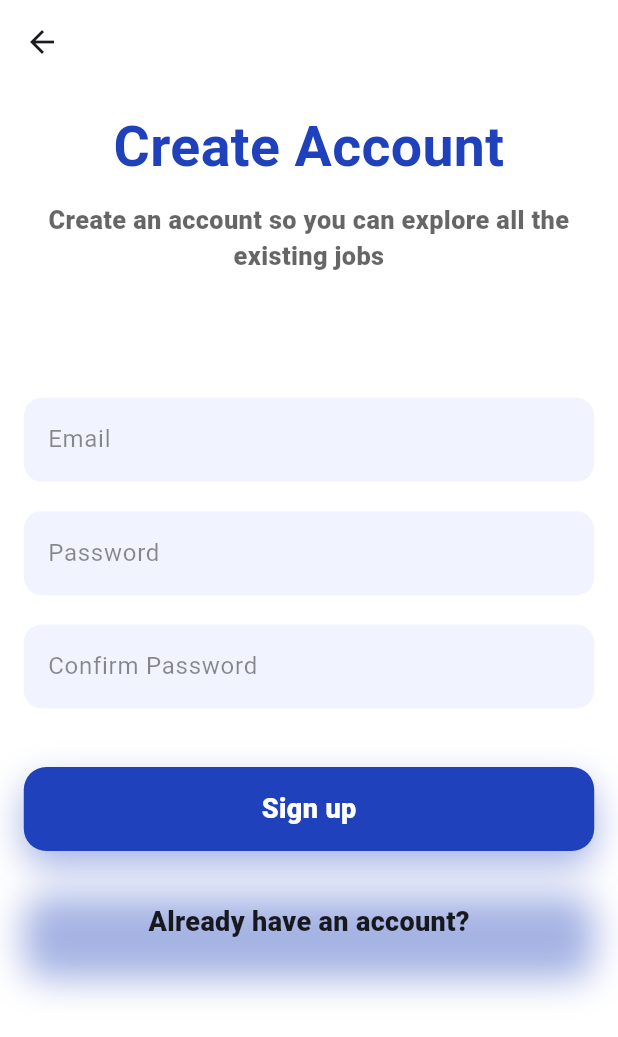
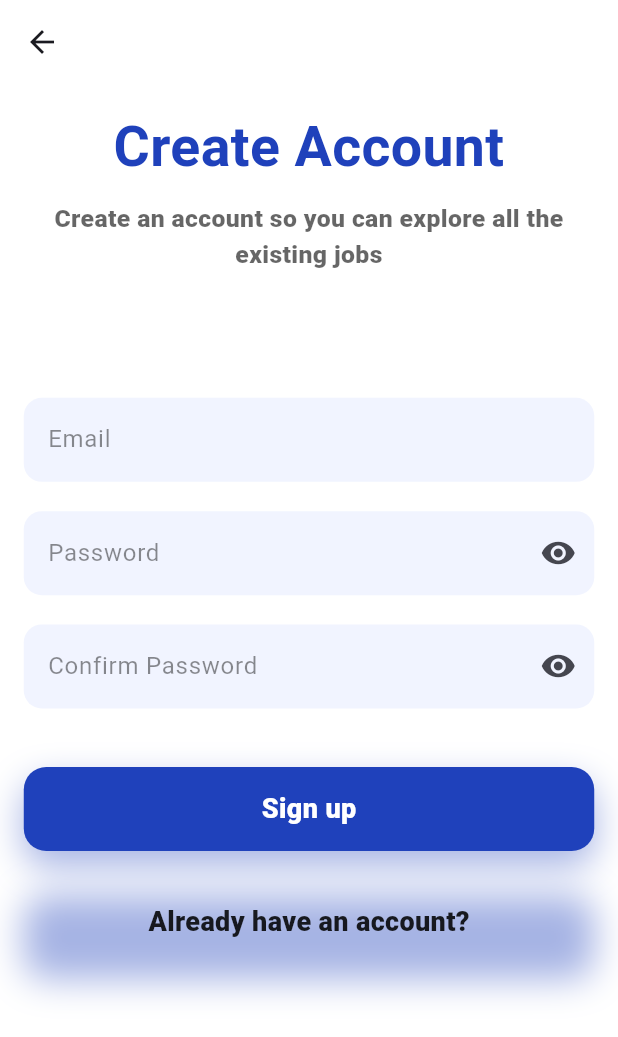
Before and after one commit to Ahmad61-6/firebase-ecom, a Flutter app: the screen it shows after launch, after a tap on "Register", on a phone screen of 412 x 824 dp. Shown: the top 1037 px of the screen. Run offline on Flutter 3.47's test engine with Material 3 defaults, Android fonts, the phone set to English and light mode, and no system bars; our stand-ins replace firebase_core, get; accounts and stored records are empty; generated files the repository leaves out were written again.

Commit message:
authentication screen ui complete

```diff
--- a/lib/app/asset_paths.dart
+++ b/lib/app/asset_paths.dart
@@ -2,4 +2,5 @@ class AssetPaths {
   static const String _imageUrl = "assets/images";
 
   static const String welcomeScreenImage = "$_imageUrl/welcome_screen.png";
+  static const String blankProfileImage = "$_imageUrl/blank_profile.png";
 }
--- a/lib/app/constants.dart
+++ b/lib/app/constants.dart
@@ -11,4 +11,8 @@ class AppConstants {
   static const String registerScreenText1 = "Create Account";
   static const String registerScreenText2 =
       "Create an account so you can explore all the existing jobs";
+
+  static const String profileSetupScreenText1 = "Profile Setup";
+  static const String profileSetupScreenText2 =
+      "Please fill be below details to complete your profile.";
 }
--- a/lib/core/bindings/controller_binder.dart
+++ b/lib/core/bindings/controller_binder.dart
@@ -1,3 +1,4 @@
+import 'package:firebase_ecom/features/auth/ui/controller/register_screen_controller.dart';
 import 'package:get/get.dart';
 
 import '../../features/auth/ui/controller/login_screen_controller.dart';
@@ -7,5 +8,6 @@ class ControllerBinder extends Bindings {
   void dependencies() {
     // TODO: implement dependencies
     Get.put<LoginScreenController>(LoginScreenController());
+    Get.put<RegisterScreenController>(RegisterScreenController());
   }
 }
--- /dev/null
+++ b/lib/features/auth/ui/controller/profile_setup_screen_controller.dart
@@ -0,0 +1,3 @@
+import 'package:get/get.dart';
+
+class ProfileSetupScreenController extends GetxController {}
--- /dev/null
+++ b/lib/features/auth/ui/controller/register_screen_controller.dart
@@ -0,0 +1,19 @@
+import 'package:get/get.dart';
+
+class RegisterScreenController extends GetxController {
+  final RxBool _isPasswordVisibleField_1 = true.obs;
+
+  RxBool get isPasswordVisibleField_1 => _isPasswordVisibleField_1;
+
+  final RxBool _isPasswordVisibleField_2 = true.obs;
+
+  RxBool get isPasswordVisibleField_2 => _isPasswordVisibleField_2;
+
+  void togglePasswordVisibility(int fieldNumber) {
+    if (fieldNumber == 1) {
+      _isPasswordVisibleField_1.value = !_isPasswordVisibleField_1.value;
+    } else {
+      _isPasswordVisibleField_2.value = !_isPasswordVisibleField_2.value;
+    }
+  }
+}
--- a/lib/features/auth/ui/screens/login_screen.dart
+++ b/lib/features/auth/ui/screens/login_screen.dart
@@ -34,10 +34,10 @@ class _LoginScreenState extends State<LoginScreen> {
             child: Column(
               mainAxisAlignment: MainAxisAlignment.spaceBetween,
               children: [
-                const CustomTitleAndSubtitle(
+                CustomTitleAndSubtitle(
                   title: AppConstants.loginScreenText1,
                   subtitle: AppConstants.loginScreenText2,
-                  subfontSize: 20,
+                  subfontSize: 20.h,
                   subfontWight: FontWeight.w800,
                 ),
 
--- a/lib/features/auth/ui/screens/register_screen.dart
+++ b/lib/features/auth/ui/screens/register_screen.dart
@@ -1,8 +1,12 @@
 import 'package:firebase_ecom/core/utils/device/size_utils.dart';
+import 'package:firebase_ecom/features/auth/ui/screens/login_screen.dart';
+import 'package:firebase_ecom/features/auth/ui/screens/profile_setup_screen.dart';
 import 'package:flutter/material.dart';
+import 'package:get/get.dart';
 
 import '../../../../app/constants.dart';
 import '../../../../core/utils/device/device_utility.dart';
+import '../controller/register_screen_controller.dart';
 import '../widgets/custom_app_bar.dart';
 import '../widgets/custom_button_widget.dart' show CustomButtonWidget;
 import '../widgets/custom_title_subtitle.dart';
@@ -16,6 +20,8 @@ class RegisterScreen extends StatefulWidget {
 }
 
 class _RegisterScreenState extends State<RegisterScreen> {
+  final controller = Get.find<RegisterScreenController>();
+
   @override
   Widget build(BuildContext context) {
     return GestureDetector(
@@ -28,14 +34,15 @@ class _RegisterScreenState extends State<RegisterScreen> {
             child: Column(
               mainAxisAlignment: MainAxisAlignment.spaceBetween,
               children: [
-                const CustomTitleAndSubtitle(
+                CustomTitleAndSubtitle(
                   title: AppConstants.registerScreenText1,
                   subtitle: AppConstants.registerScreenText2,
-                  subfontSize: 16,
+                  subfontSize: 16.h,
                   subfontWight: FontWeight.w800,
                 ),
 
-                Column(
+                Obx(
+                  () => Column(
                     children: [
                       TextFormField(
                         decoration: const InputDecoration(
@@ -45,31 +52,55 @@ class _RegisterScreenState extends State<RegisterScreen> {
                       ),
                       SizedBox(height: 20.h),
                       TextFormField(
-                      obscureText: true,
-                      decoration: const InputDecoration(
+                        obscureText: controller.isPasswordVisibleField_1.value,
+                        decoration: InputDecoration(
+                          suffixIcon: IconButton(
+                            onPressed: () {
+                              controller.togglePasswordVisibility(1);
+                            },
+                            icon: Icon(
+                              controller.isPasswordVisibleField_1.value
+                                  ? Icons.visibility
+                                  : Icons.visibility_off,
+                            ),
+                          ),
                           hintText: "Password",
                           hintStyle: TextStyle(color: Colors.black45),
                         ),
                       ),
                       SizedBox(height: 20.h),
                       TextFormField(
-                      obscureText: true,
-                      decoration: const InputDecoration(
+                        obscureText: controller.isPasswordVisibleField_2.value,
+                        decoration: InputDecoration(
+                          suffixIcon: IconButton(
+                            onPressed: () {
+                              controller.togglePasswordVisibility(2);
+                            },
+                            icon: Icon(
+                              controller.isPasswordVisibleField_2.value
+                                  ? Icons.visibility
+                                  : Icons.visibility_off,
+                            ),
+                          ),
                           hintText: "Confirm Password",
                           hintStyle: TextStyle(color: Colors.black45),
                         ),
                       ),
 
                       SizedBox(height: 40.h),
-                    const CustomButtonWidget(title: "Sign up"),
+                      CustomButtonWidget(
+                        title: "Sign up",
+                        onTap: () => Get.to(() => ProfileSetupScreen()),
+                      ),
                       SizedBox(height: 20.h),
                       CustomButtonWidget(
                         title: "Already have an account?",
                         backgroundColor: Colors.transparent,
                         textColor: Colors.black87,
-                      onTap: () => Navigator.pop(context),
+                        onTap: () => Get.to(() => const LoginScreen()),
                       ),
                     ],
+                  ),
                 ),
                 const SizedBox(),
                 const SizedBox(),
--- a/lib/features/auth/ui/widgets/custom_title_subtitle.dart
+++ b/lib/features/auth/ui/widgets/custom_title_subtitle.dart
@@ -1,5 +1,5 @@
+import 'package:firebase_ecom/core/utils/device/size_utils.dart';
 import 'package:flutter/material.dart';
-import 'package:firebase_ecom/core/utils/device/size_utils.dart';
 
 import '../../../../app/app_colors.dart';
 
--- a/lib/features/auth/ui/widgets/scrollable_full_height.dart
+++ b/lib/features/auth/ui/widgets/scrollable_full_height.dart
@@ -15,19 +15,10 @@ class ScrollableFullHeight extends StatelessWidget {
     return LayoutBuilder(
       builder: (context, constraints) {
         return SingleChildScrollView(
-          // Uses 'physics' to ensure it feels natural (bouncing on iOS, etc.)
           physics: const AlwaysScrollableScrollPhysics(),
           child: ConstrainedBox(
-            constraints: BoxConstraints(
-              // Forces the content to be at least as tall as the screen
-              minHeight: constraints.maxHeight,
-            ),
-            child: Padding(
-              padding: padding,
-              // IntrinsicHeight is sometimes needed to force the child to stretch,
-              // but often just the ConstrainedBox is enough.
-              child: child,
-            ),
+            constraints: BoxConstraints(minHeight: constraints.maxHeight),
+            child: Padding(padding: padding, child: child),
           ),
         );
       },
```
Also changed, not shown: lib/core/utils/validators/app_validators.dart (added, +68 -0 lines), lib/features/auth/ui/screens/profile_setup_screen.dart (+79 -0 lines), lib/features/auth/ui/widgets/custom_profile_image.dart (added, +48 -0 lines), assets/images/blank_profile.png (added). Lines whose indentation alone changed are shown as unchanged.
